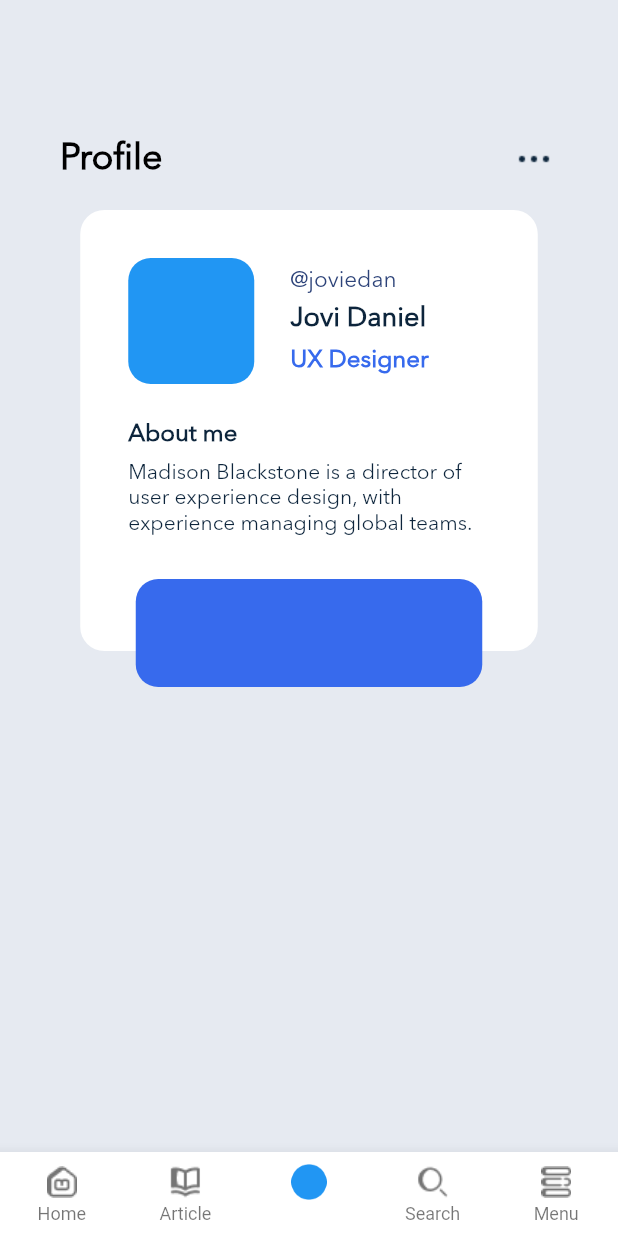
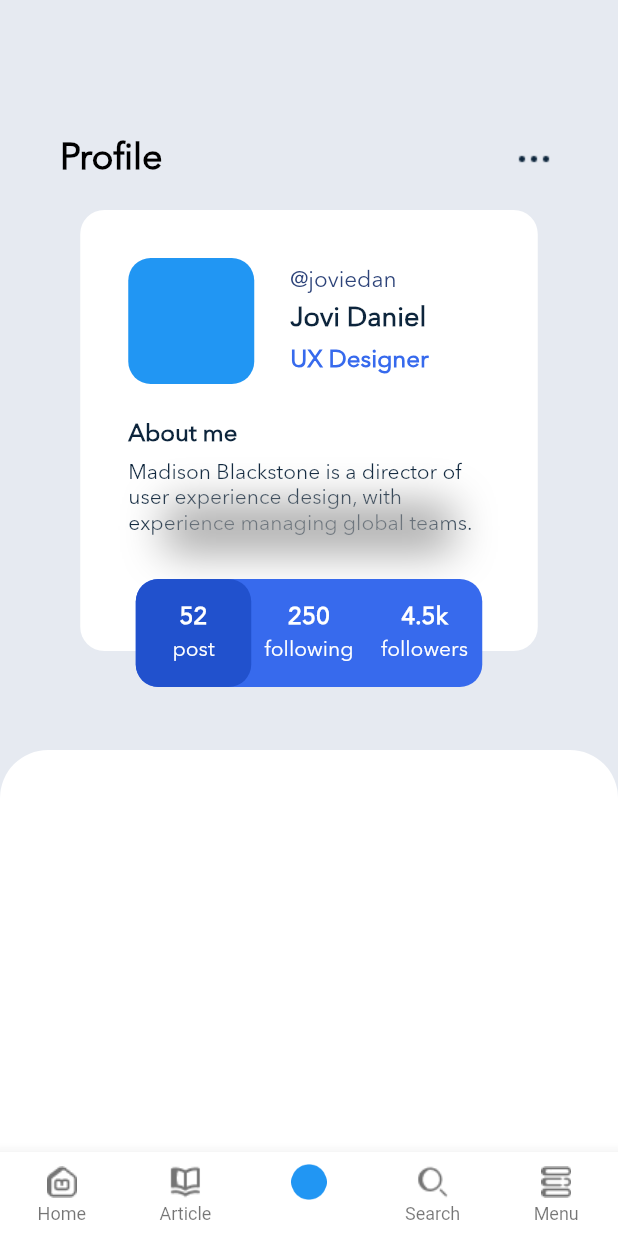
Before and after one commit to kimiaBadri/blog-club, a Flutter app: the screen it shows after launch, item 3 of the bottom bar chosen, on a phone screen of 412 x 824 dp. Run offline on Flutter 3.47's test engine with Material 2 defaults, Android fonts, the phone set to English and light mode, and no system bars; our stand-ins replace hexcolor, smooth_page_indicator.

Commit message:
edit container opacity

```diff
--- a/lib/screens/profile_page.dart
+++ b/lib/screens/profile_page.dart
@@ -126,6 +126,21 @@ class ProfileScreen extends StatelessWidget {
               ),
             ),
           ),
+          Positioned(
+              bottom: 400,
+              left: 110,
+              right: 110,
+              child: Container(
+                height: 32,
+                decoration: BoxDecoration(
+                  boxShadow: [
+                    BoxShadow(
+                      blurRadius: 24,
+                      color: Colors.grey.withOpacity(0.9),
+                    )
+                  ],
+                ),
+              )),
           Container(
             margin: EdgeInsets.only(top: 386),
             width: 231,
@@ -136,6 +151,110 @@ class ProfileScreen extends StatelessWidget {
                 Radius.circular(15),
               ),
             ),
+            child: Row(
+              children: [
+                Expanded(
+                  flex: 1,
+                  child: Container(
+                    decoration: BoxDecoration(
+                      color: blue4,
+                      borderRadius: BorderRadius.all(
+                        Radius.circular(15),
+                      ),
+                    ),
+                    child: Column(
+                      mainAxisAlignment: MainAxisAlignment.center,
+                      children: [
+                        Text(
+                          '52',
+                          style: TextStyle(
+                              fontSize: 16,
+                              fontFamily: 'AR',
+                              fontWeight: FontWeight.bold,
+                              color: Colors.white),
+                        ),
+                        SizedBox(
+                          height: 4,
+                        ),
+                        Text(
+                          'post',
+                          style: TextStyle(
+                              fontSize: 14,
+                              fontFamily: 'AR',
+                              fontWeight: FontWeight.normal,
+                              color: Colors.white),
+                        ),
+                      ],
+                    ),
+                  ),
+                ),
+                Expanded(
+                  flex: 1,
+                  child: Column(
+                    mainAxisAlignment: MainAxisAlignment.center,
+                    children: [
+                      Text(
+                        '250',
+                        style: TextStyle(
+                            fontSize: 16,
+                            fontFamily: 'AR',
+                            fontWeight: FontWeight.bold,
+                            color: Colors.white),
+                      ),
+                      SizedBox(
+                        height: 4,
+                      ),
+                      Text(
+                        'following',
+                        style: TextStyle(
+                            fontSize: 14,
+                            fontFamily: 'AR',
+                            fontWeight: FontWeight.normal,
+                            color: Colors.white),
+                      ),
+                    ],
+                  ),
+                ),
+                Expanded(
+                  flex: 1,
+                  child: Column(
+                    mainAxisAlignment: MainAxisAlignment.center,
+                    children: [
+                      Text(
+                        '4.5k',
+                        style: TextStyle(
+                            fontSize: 16,
+                            fontFamily: 'AR',
+                            fontWeight: FontWeight.bold,
+                            color: Colors.white),
+                      ),
+                      SizedBox(
+                        height: 4,
+                      ),
+                      Text(
+                        'followers',
+                        style: TextStyle(
+                            fontSize: 14,
+                            fontFamily: 'AR',
+                            fontWeight: FontWeight.normal,
+                            color: Colors.white),
+                      ),
+                    ],
+                  ),
+                ),
+              ],
+            ),
+          ),
+          Container(
+            margin: EdgeInsets.only(top: 500),
+            height: 350,
+            decoration: BoxDecoration(
+              color: Colors.white,
+              borderRadius: BorderRadius.only(
+                topLeft: Radius.circular(32),
+                topRight: Radius.circular(32),
+              ),
+            ),
           )
         ],
       ),
```
